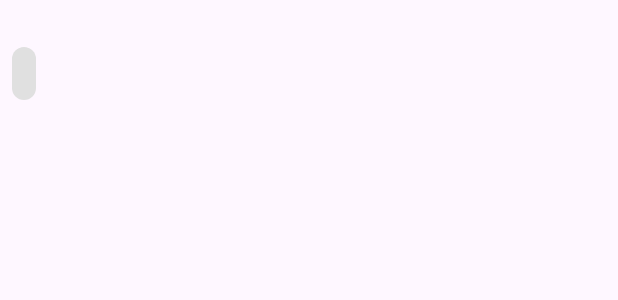
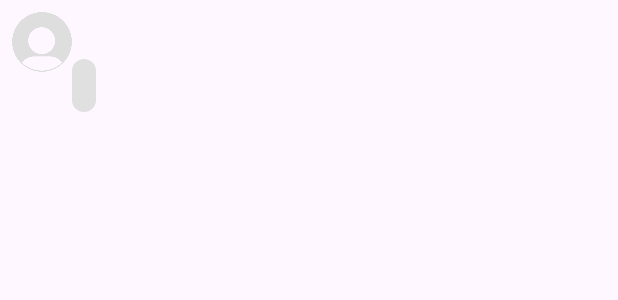
Before and after one commit to SSUssemble/MyGroup, an Android app: the layout item_chat_other.xml on its own in the app's theme, with its tools: preview values and no code run, on a phone screen of 412 x 824 dp. Shown: the top 300 px of the screen. Run offline under Robolectric (Android 15) with nearby library versions, the phone set to English and light mode, and no system bars.

Commit message:
profile and name

```diff
--- a/app/build.gradle.kts
+++ b/app/build.gradle.kts
@@ -27,8 +27,8 @@ android {
         }
     }
     compileOptions {
-        sourceCompatibility = JavaVersion.VERSION_1_8
-        targetCompatibility = JavaVersion.VERSION_1_8
+        sourceCompatibility = JavaVersion.VERSION_17
+        targetCompatibility = JavaVersion.VERSION_17
     }
     buildFeatures {
         viewBinding = true
@@ -46,7 +46,6 @@ dependencies {
     implementation(platform("com.google.firebase:firebase-bom:33.6.0"))
     implementation("com.google.firebase:firebase-storage")
     implementation("com.naver.maps:map-sdk:3.20.0")
-    implementation(platform("com.google.firebase:firebase-bom:33.5.1"))
     implementation("com.google.firebase:firebase-analytics")
     implementation(libs.appcompat)
     implementation(libs.material)
--- a/app/src/main/java/com/example/ssussemble/ChattingWindowFragment.java
+++ b/app/src/main/java/com/example/ssussemble/ChattingWindowFragment.java
@@ -46,7 +46,6 @@ public class ChattingWindowFragment extends Fragment {
     private String roomId;
     private FirebaseDatabase firebaseDatabase = FirebaseDatabase.getInstance();
     private DatabaseReference databaseReference = firebaseDatabase.getReference();
-
 
     public static ChattingWindowFragment newInstance(String roomId) {
         ChattingWindowFragment fragment = new ChattingWindowFragment();
--- a/app/src/main/res/layout/item_chat_other.xml
+++ b/app/src/main/res/layout/item_chat_other.xml
@@ -1,37 +1,48 @@
-<?xml version="1.0" encoding="utf-8"?>
-<androidx.constraintlayout.widget.ConstraintLayout xmlns:android="http://schemas.android.com/apk/res/android"
+<androidx.constraintlayout.widget.ConstraintLayout
+    xmlns:android="http://schemas.android.com/apk/res/android"
     xmlns:app="http://schemas.android.com/apk/res-auto"
+    xmlns:tools="http://schemas.android.com/tools"
     android:layout_width="match_parent"
     android:layout_height="wrap_content"
     android:padding="8dp">
+
+    <ImageView
+        android:id="@+id/profile_image"
+        android:layout_width="40dp"
+        android:layout_height="40dp"
+        android:layout_marginEnd="8dp"
+        android:src="@drawable/default_profile"
+        app:layout_constraintStart_toStartOf="parent"
+        app:layout_constraintTop_toTopOf="parent" />
 
     <TextView
         android:id="@+id/text_username"
         android:layout_width="wrap_content"
         android:layout_height="wrap_content"
         android:textStyle="bold"
-        app:layout_constraintStart_toStartOf="parent"
+        app:layout_constraintStart_toEndOf="@id/profile_image"
         app:layout_constraintTop_toTopOf="parent" />
 
     <TextView
         android:id="@+id/text_message"
-        android:layout_width="0dp"
+        android:layout_width="wrap_content"
         android:layout_height="wrap_content"
-        android:layout_marginTop="4dp"
+        android:layout_marginTop="12dp"
         android:background="@drawable/bg_message_other"
         android:padding="8dp"
-        android:maxWidth="260dp"
-        app:layout_constraintStart_toStartOf="parent"
+        app:layout_constraintEnd_toEndOf="parent"
+        app:layout_constraintHorizontal_bias="0.0"
+        app:layout_constraintStart_toStartOf="@id/text_username"
         app:layout_constraintTop_toBottomOf="@id/text_username"
-        app:layout_constraintWidth_max="wrap" />
+        app:layout_constraintWidth_default="wrap" />
 
     <TextView
         android:id="@+id/text_time"
         android:layout_width="wrap_content"
         android:layout_height="wrap_content"
+        android:layout_marginStart="4dp"
         android:textSize="12sp"
-        android:layout_marginStart="8dp"
-        app:layout_constraintStart_toEndOf="@id/text_message"
-        app:layout_constraintBottom_toBottomOf="@id/text_message" />
+        app:layout_constraintBottom_toBottomOf="@+id/text_message"
+        app:layout_constraintStart_toEndOf="@+id/text_message" />
 
 </androidx.constraintlayout.widget.ConstraintLayout>
```
Also changed, not shown: app/src/main/java/com/example/ssussemble/ChatAdapter.java (+52 -4 lines), app/src/main/java/com/example/ssussemble/ProfileFragment.java (+88 -80 lines).
